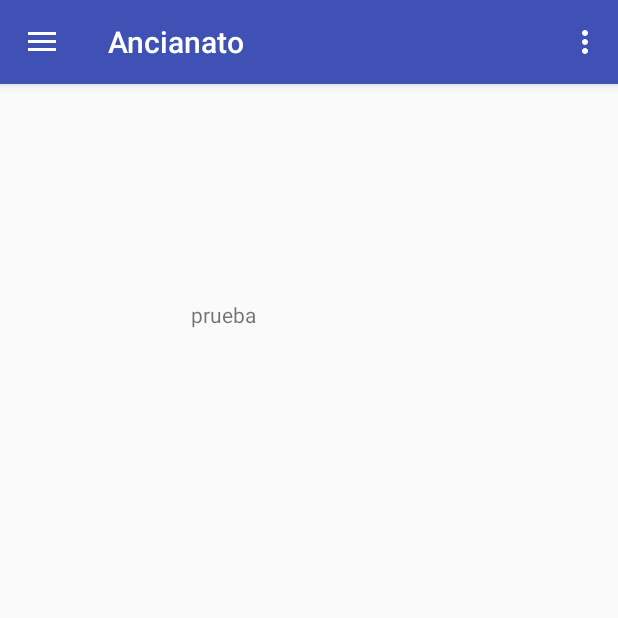
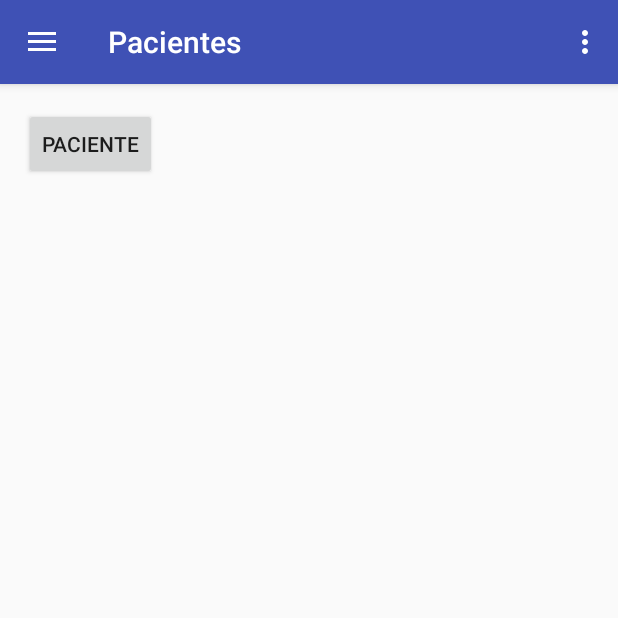
Before and after one commit to AlexisMunera98/ancianatoApp, an Android app: the screen it shows after launch (MainActivity), in the side drawer, after a tap on "Pacientes", on a phone screen of 412 x 824 dp, the top half of it. Run offline under Robolectric (Android 15) with nearby library versions, the phone set to English and light mode, and no system bars.

Commit message:
Navigation Drawer funcionando, interfaz individual solo con botones de prueba

```diff
--- a/app/build.gradle
+++ b/app/build.gradle
@@ -26,5 +26,6 @@ dependencies {
     })
     compile 'com.android.support:appcompat-v7:24.0.0-alpha1'
     compile 'com.android.support:design:24.0.0-alpha1'
+    compile 'com.android.support:support-v4:24.0.0-alpha1'
     testCompile 'junit:junit:4.12'
 }
--- /dev/null
+++ b/app/src/main/java/com/example/thomas/ancianatoapp/FragmentPaciente.java
@@ -0,0 +1,72 @@
+package com.example.thomas.ancianatoapp;
+
+import android.content.Context;
+import android.net.Uri;
+import android.os.Bundle;
+import android.support.v4.app.Fragment;
+import android.view.LayoutInflater;
+import android.view.View;
+import android.view.ViewGroup;
+
+
+/**
+ * A simple {@link Fragment} subclass.
+ * Activities that contain this fragment must implement the
+ * {@link FragmentPaciente.OnFragmentInteractionListener} interface
+ * to handle interaction events.
+ */
+public class FragmentPaciente extends Fragment {
+
+    private OnFragmentInteractionListener mListener;
+
+    public FragmentPaciente() {
+        // Required empty public constructor
+    }
+
+
+    @Override
+    public View onCreateView(LayoutInflater inflater, ViewGroup container,
+                             Bundle savedInstanceState) {
+        // Inflate the layout for this fragment
+        return inflater.inflate(R.layout.fragment_paciente, container, false);
+    }
+
+    // TODO: Rename method, update argument and hook method into UI event
+    public void onButtonPressed(Uri uri) {
+        if (mListener != null) {
+            mListener.onFragmentInteraction(uri);
+        }
+    }
+
+    @Override
+    public void onAttach(Context context) {
+        super.onAttach(context);
+        if (context instanceof OnFragmentInteractionListener) {
+            mListener = (OnFragmentInteractionListener) context;
+        } else {
+            throw new RuntimeException(context.toString()
+                    + " must implement OnFragmentInteractionListener");
+        }
+    }
+
+    @Override
+    public void onDetach() {
+        super.onDetach();
+        mListener = null;
+    }
+
+    /**
+     * This interface must be implemented by activities that contain this
+     * fragment to allow an interaction in this fragment to be communicated
+     * to the activity and potentially other fragments contained in that
+     * activity.
+     * <p>
+     * See the Android Training lesson <a href=
+     * "http://developer.android.com/training/basics/fragments/communicating.html"
+     * >Communicating with Other Fragments</a> for more information.
+     */
+    public interface OnFragmentInteractionListener {
+        // TODO: Update argument type and name
+        void onFragmentInteraction(Uri uri);
+    }
+}
--- /dev/null
+++ b/app/src/main/java/com/example/thomas/ancianatoapp/FragmentPerfil.java
@@ -0,0 +1,72 @@
+package com.example.thomas.ancianatoapp;
+
+import android.content.Context;
+import android.net.Uri;
+import android.os.Bundle;
+import android.support.v4.app.Fragment;
+import android.view.LayoutInflater;
+import android.view.View;
+import android.view.ViewGroup;
+
+
+/**
+ * A simple {@link Fragment} subclass.
+ * Activities that contain this fragment must implement the
+ * {@link FragmentPerfil.OnFragmentInteractionListener} interface
+ * to handle interaction events.
+ */
+public class FragmentPerfil extends Fragment {
+
+    private OnFragmentInteractionListener mListener;
+
+    public FragmentPerfil() {
+        // Required empty public constructor
+    }
+
+
+    @Override
+    public View onCreateView(LayoutInflater inflater, ViewGroup container,
+                             Bundle savedInstanceState) {
+        // Inflate the layout for this fragment
+        return inflater.inflate(R.layout.fragment_perfil, container, false);
+    }
+
+    // TODO: Rename method, update argument and hook method into UI event
+    public void onButtonPressed(Uri uri) {
+        if (mListener != null) {
+            mListener.onFragmentInteraction(uri);
+        }
+    }
+
+    @Override
+    public void onAttach(Context context) {
+        super.onAttach(context);
+        if (context instanceof OnFragmentInteractionListener) {
+            mListener = (OnFragmentInteractionListener) context;
+        } else {
+            throw new RuntimeException(context.toString()
+                    + " must implement OnFragmentInteractionListener");
+        }
+    }
+
+    @Override
+    public void onDetach() {
+        super.onDetach();
+        mListener = null;
+    }
+
+    /**
+     * This interface must be implemented by activities that contain this
+     * fragment to allow an interaction in this fragment to be communicated
+     * to the activity and potentially other fragments contained in that
+     * activity.
+     * <p>
+     * See the Android Training lesson <a href=
+     * "http://developer.android.com/training/basics/fragments/communicating.html"
+     * >Communicating with Other Fragments</a> for more information.
+     */
+    public interface OnFragmentInteractionListener {
+        // TODO: Update argument type and name
+        void onFragmentInteraction(Uri uri);
+    }
+}
--- a/app/src/main/java/com/example/thomas/ancianatoapp/MainActivity.java
+++ b/app/src/main/java/com/example/thomas/ancianatoapp/MainActivity.java
@@ -1,8 +1,10 @@
 package com.example.thomas.ancianatoapp;
 
+import android.net.Uri;
 import android.os.Bundle;
 import android.support.design.widget.FloatingActionButton;
 import android.support.design.widget.Snackbar;
+import android.support.v4.app.Fragment;
 import android.view.View;
 import android.support.design.widget.NavigationView;
 import android.support.v4.view.GravityCompat;
@@ -15,7 +17,10 @@ import android.view.MenuItem;
 import android.widget.Toast;
 
 public class MainActivity extends AppCompatActivity
-        implements NavigationView.OnNavigationItemSelectedListener {
+        implements NavigationView.OnNavigationItemSelectedListener,
+        FragmentPerfil.OnFragmentInteractionListener, FragmentPaciente.OnFragmentInteractionListener,
+         FragmentRecordatorio.OnFragmentInteractionListener,FragmentEnfermedad.OnFragmentInteractionListener,
+        FragmentInforme.OnFragmentInteractionListener {
 
     @Override
     protected void onCreate(Bundle savedInstanceState) {
@@ -72,16 +77,45 @@ public class MainActivity extends AppCompatActivity
         // Handle navigation view item clicks here.
         int id = item.getItemId();
 
+        boolean FragmentTransaction = false;
+        Fragment fragment = null;
+
         if (id == R.id.nav_Pacientes) {
-            Toast.makeText(getApplicationContext(), "Pacientes", Toast.LENGTH_SHORT).show();
+            fragment = new FragmentPaciente();
+            FragmentTransaction = true;
+
         } else if (id == R.id.nav_Recordatorios) {
-            Toast.makeText(getApplicationContext(), "Recordatorios", Toast.LENGTH_SHORT).show();
+            fragment = new FragmentRecordatorio();
+            FragmentTransaction = true;
+
         } else if (id == R.id.nav_Informes) {
-            Toast.makeText(getApplicationContext(), "Informes", Toast.LENGTH_SHORT).show();
+
+            fragment = new FragmentInforme();
+            FragmentTransaction = true;
+        } else if (id == R.id.nav_Perfil) {
+
+            fragment = new FragmentPerfil();
+            FragmentTransaction = true;
         }
+
+
+        if (FragmentTransaction) {
+            getSupportFragmentManager().beginTransaction()
+                    .replace(R.id.content_main, fragment)
+                    .commit();
+
+            item.setChecked(true);
+            getSupportActionBar().setTitle(item.getTitle());
+        }
+
 
         DrawerLayout drawer = (DrawerLayout) findViewById(R.id.drawer_layout);
         drawer.closeDrawer(GravityCompat.START);
         return true;
     }
+
+    @Override
+    public void onFragmentInteraction(Uri uri) {
+
+    }
 }
--- a/app/src/main/res/layout/content_main.xml
+++ b/app/src/main/res/layout/content_main.xml
@@ -13,15 +13,4 @@
     tools:context="com.example.thomas.ancianatoapp.MainActivity"
     tools:showIn="@layout/app_bar_main">
 
-    <TextView
-        android:text="prueba"
-        android:layout_width="wrap_content"
-        android:layout_height="wrap_content"
-        android:layout_alignParentTop="true"
-        android:layout_alignParentLeft="true"
-        android:layout_alignParentStart="true"
-        android:layout_marginLeft="111dp"
-        android:layout_marginStart="111dp"
-        android:layout_marginTop="128dp"
-        android:id="@+id/textView" />
 </RelativeLayout>
--- /dev/null
+++ b/app/src/main/res/layout/fragment_paciente.xml
@@ -0,0 +1,18 @@
+<FrameLayout xmlns:android="http://schemas.android.com/apk/res/android"
+    xmlns:tools="http://schemas.android.com/tools"
+    android:layout_width="match_parent"
+    android:layout_height="match_parent"
+    tools:context="com.example.thomas.ancianatoapp.FragmentPaciente">
+
+    <!-- TODO: Update blank fragment layout -->
+    <TextView
+        android:layout_width="match_parent"
+        android:layout_height="match_parent"      />
+
+    <Button
+        android:text="@string/Paciente"
+        android:layout_width="wrap_content"
+        android:layout_height="wrap_content"
+        android:id="@+id/button2" />
+
+</FrameLayout>
```
Also changed, not shown: app/src/main/java/com/example/thomas/ancianatoapp/FragmentEnfermedad.java (added, +72 -0 lines), app/src/main/java/com/example/thomas/ancianatoapp/FragmentInforme.java (added, +72 -0 lines), app/src/main/java/com/example/thomas/ancianatoapp/FragmentRecordatorio.java (added, +72 -0 lines), app/src/main/res/layout/fragment_enfermedad.xml (added, +19 -0 lines), app/src/main/res/layout/fragment_informe.xml (added, +19 -0 lines), app/src/main/res/layout/fragment_perfil.xml (added, +18 -0 lines), app/src/main/res/layout/fragment_recordatorios.xml (added, +19 -0 lines), app/src/main/res/values/strings.xml (+11 -0 lines).
